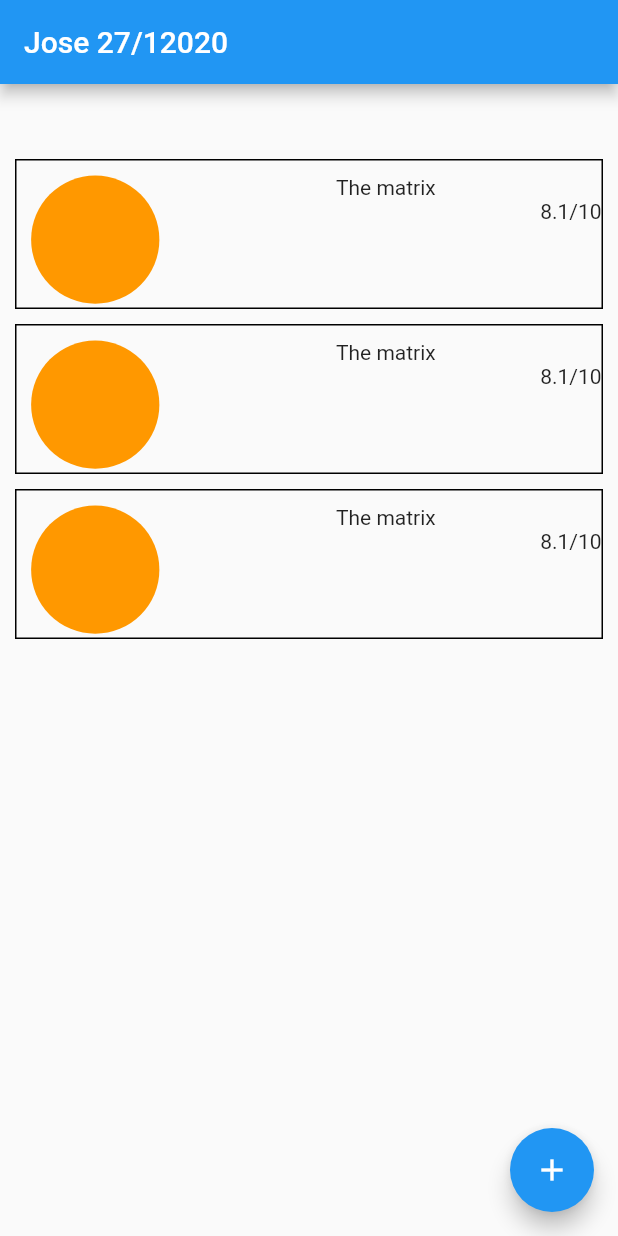
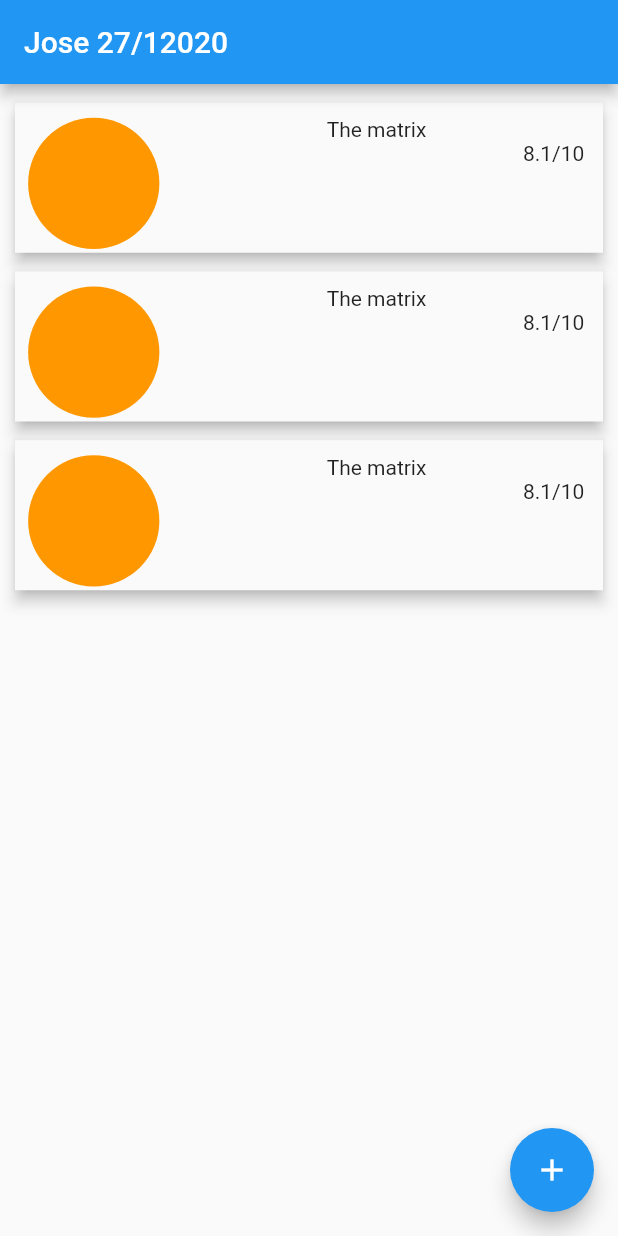
Before and after one commit to SotoArmando/app_moviedb, a Flutter app: the screen it shows after launch, on a phone screen of 412 x 824 dp. Run offline on Flutter 3.47's test engine with Material 2 defaults, Android fonts, the phone set to English and light mode, and no system bars.

```diff
--- a/themoviedb/lib/Homepage.dart
+++ b/themoviedb/lib/Homepage.dart
@@ -13,16 +13,20 @@ class _HomepageState extends State<Homepage> {
   Widget build(BuildContext context) {
     return SingleChildScrollView(
       child: Container(
-        padding: EdgeInsets.symmetric(horizontal: 10, vertical: 50),
+        padding: EdgeInsets.symmetric(horizontal: 10, vertical: 12.5),
         child: Column(
           children: [
             for (var i in [1, 2, 3])
               Container(
-                margin: EdgeInsets.only(bottom: 10),
+                margin: EdgeInsets.only(bottom: 12.5),
+                child: Material(
+                  elevation: 4,
+                  child: Container(
                     alignment: Alignment.center,
-                decoration: BoxDecoration(
-                    border: Border.all(width: 1, color: Colors.black)),
-                padding: EdgeInsets.only(top: 10, bottom: 2.5, left: 2.5),
+                    // decoration: BoxDecoration(
+                    //     border: Border.all(width: 1, color: Colors.black)),
+                    padding: EdgeInsets.only(
+                        top: 10, bottom: 2.5, left: 2.5, right: 12.5),
                     height: 100,
                     child: Row(
                       children: [
@@ -50,6 +54,8 @@ class _HomepageState extends State<Homepage> {
                         )
                       ],
                     ),
+                  ),
+                ),
               )
           ],
         ),
```
Also changed, not shown: themoviedb/lib/Moviedetailspage.dart (+9 -2 lines), themoviedb/lib/convenientTransition.dart (added, +18 -0 lines). Lines whose indentation alone changed are shown as unchanged.
